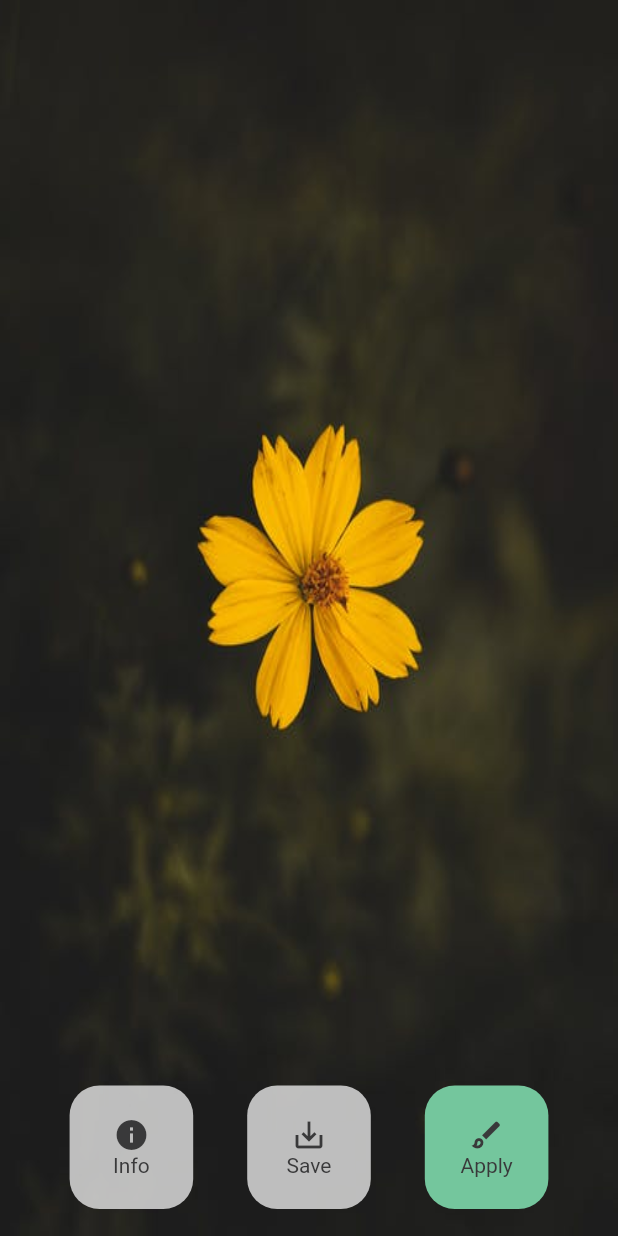
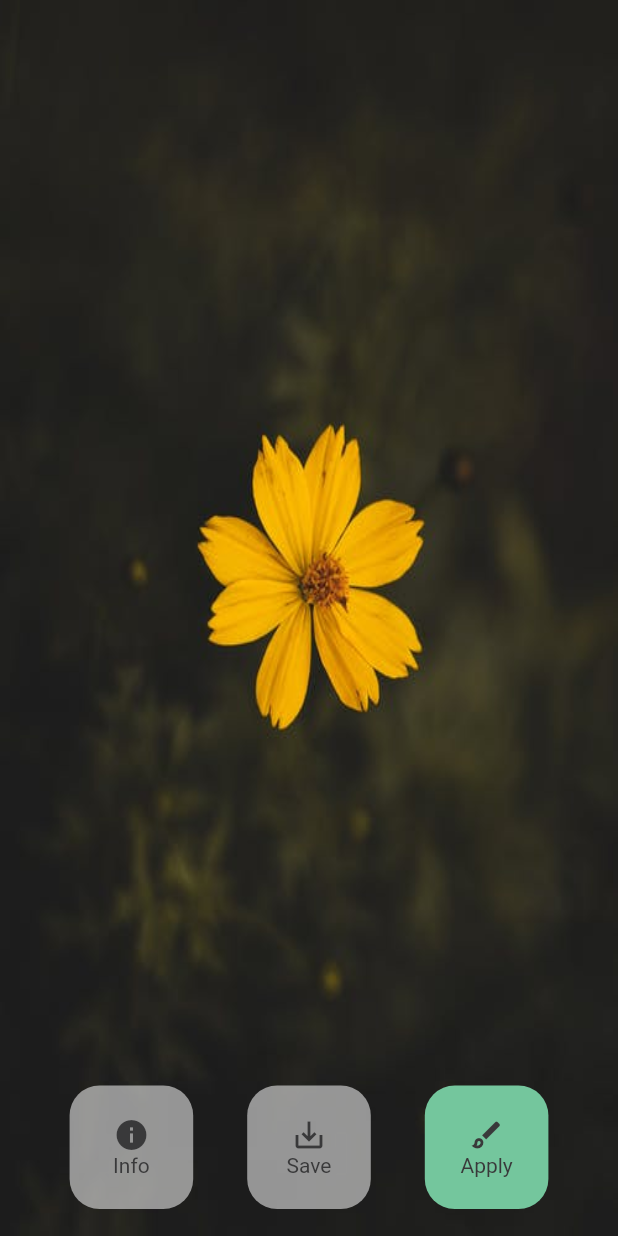
Before and after one commit to mahmoud-eslami/fake_wallpaper, a Flutter app: the WallpaperScreen screen opened directly, on a phone screen of 412 x 824 dp. Run offline on Flutter 3.47's test engine with Material 2 defaults, Android fonts, the phone set to English and light mode, and no system bars; our stand-ins replace get, google_fonts; Roboto replaces fonts that are missing (Alatsi).

```diff
--- a/lib/controllers/splash_controller/splash_controller.dart
+++ b/lib/controllers/splash_controller/splash_controller.dart
@@ -1,7 +1,7 @@
 import 'package:get/get.dart';
 
 class SplashController extends GetxController {
-  bool splashFinished = false.obs();
+  bool splashFinished = false;
 
   @override
   void onInit() {
@@ -12,5 +12,6 @@ class SplashController extends GetxController {
   splashPageOpened() async {
     await Future.delayed(Duration(seconds: 2));
     splashFinished = true;
+    update();
   }
 }
--- a/lib/main.dart
+++ b/lib/main.dart
@@ -27,7 +27,7 @@ class MyApp extends StatelessWidget {
               theme: AppThemes.light,
               darkTheme: AppThemes.dark,
               home: GetBuilder(
-                  init: splashController,
+                init: splashController,
                   builder: (controller) {
                     if (controller.splashFinished == true) {
                       return HomeScreen();
--- a/lib/resource/app_strings/app_strings.dart
+++ b/lib/resource/app_strings/app_strings.dart
@@ -4,4 +4,7 @@ class AppStrings{
   static const String bestWallpaper = 'Best wallpaper';
   static const String categories = 'Categories';
   static const String colorTone = 'The color tone';
+  static const String info = 'Info';
+  static const String save = 'Save';
+  static const String apply = 'Apply';
 }
--- a/lib/views/wallpaper_screen/wallpaper_screen.dart
+++ b/lib/views/wallpaper_screen/wallpaper_screen.dart
@@ -1,5 +1,6 @@
 import 'package:flutter/material.dart';
 import 'package:flutter_wallpaper/resource/app_colors/app_colors.dart';
+import 'package:flutter_wallpaper/resource/app_strings/app_strings.dart';
 import 'package:flutter_wallpaper/utils/size_config/size_config.dart';
 import 'package:get/get.dart';
 
@@ -27,19 +28,19 @@ class WallpaperScreen extends StatelessWidget {
                 WallpaperButtonWidget(
                   onTap: () {},
                   icon: Icons.info,
-                  iconTitle: 'Info',
-                  buttonColor: AppColors.darkThemeTextColor.withOpacity(.8),
+                  iconTitle: AppStrings.info,
+                  buttonColor: AppColors.darkThemeTextColor.withOpacity(.6),
                 ),
                 WallpaperButtonWidget(
                   onTap: () {},
                   icon: Icons.save_alt,
-                  iconTitle: 'Save',
-                  buttonColor: AppColors.darkThemeTextColor.withOpacity(.8),
+                  iconTitle: AppStrings.save,
+                  buttonColor: AppColors.darkThemeTextColor.withOpacity(.6),
                 ),
                 WallpaperButtonWidget(
                   onTap: () {},
                   icon: Icons.brush_outlined,
-                  iconTitle: 'Apply',
+                  iconTitle: AppStrings.apply,
                   buttonColor: Get.theme.primaryColor,
                 ),
               ],
```
Also changed, not shown: lib/controllers/home_controllers/theme_controller.dart (added, +12 -0 lines), lib/views/home_screen/home_screen.dart (+10 -1 lines).
